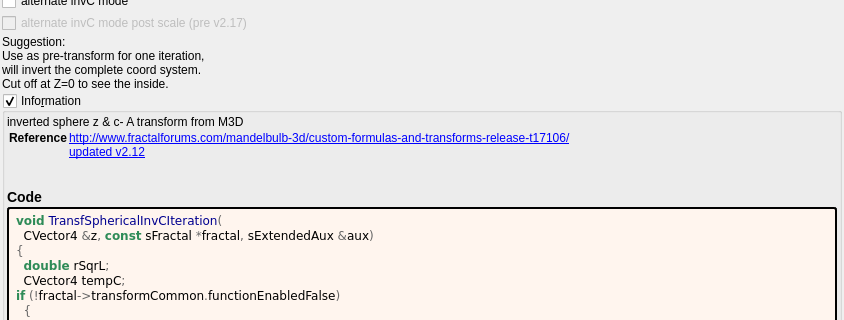
Old version of the form mandelbulber2/formula/ui/transf_spherical_inv_c.ui in the repository buddhi1980/mandelbulber2; both pictures show x 0 to 844 and y 108 to 428 of the 844 by 1054 pixel window.
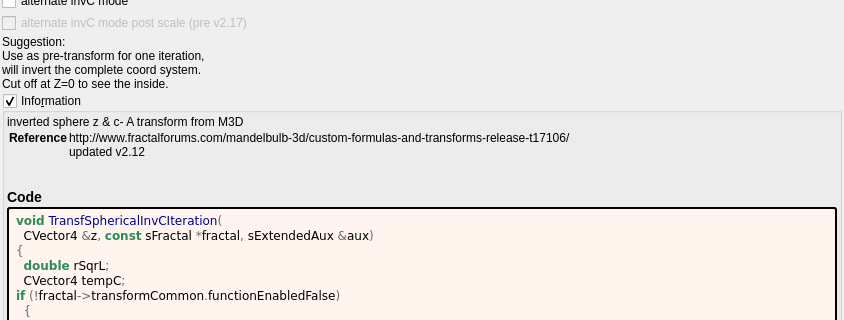
New version of the form. Custom widgets are drawn as their Qt base class.

Commit message:
docs: show fractalforums.com formula references as text
fractalforums.com is only partly online; fractalforums.org keeps a read-only
copy and the active forum. The formula information boxes now show
fractalforums.com references (and the wrapped lines that continue them) as
plain text. The links that remain are closed with </a>, which the generator
never wrote. The formula/ui files are regenerated with
tools/populate_ui_information.py.

What changed in the file:
```diff
--- a/mandelbulber2/formula/ui/transf_spherical_inv_c.ui
+++ b/mandelbulber2/formula/ui/transf_spherical_inv_c.ui
@@ -216,8 +216,8 @@
        <widget class="QLabel" name="label_information_general">
         <property name="text">
          <string notr="true">&lt;p&gt;inverted sphere z &amp; c- A transform from M3D&lt;/p&gt;&lt;table&gt;
-&lt;tr&gt;&lt;th&gt;Reference&lt;/th&gt;&lt;td&gt;&lt;a href=&quot;http://www.fractalforums.com/mandelbulb-3d/custom-formulas-and-transforms-release-t17106/&quot;&gt;http://www.fractalforums.com/mandelbulb-3d/custom-formulas-and-transforms-release-t17106/&lt;br&gt;
-&lt;a href=&quot;updated v2.12&quot;&gt;updated v2.12&lt;br&gt;
+&lt;tr&gt;&lt;th&gt;Reference&lt;/th&gt;&lt;td&gt;http://www.fractalforums.com/mandelbulb-3d/custom-formulas-and-transforms-release-t17106/&lt;br&gt;
+&lt;a href=&quot;updated v2.12&quot;&gt;updated v2.12&lt;/a&gt;&lt;br&gt;
 &lt;/td&gt;&lt;/tr&gt;
 &lt;/table&gt;
 &lt;h3&gt;Code&lt;/h3&gt;</string>
```
The commit also changes 202 other files.
